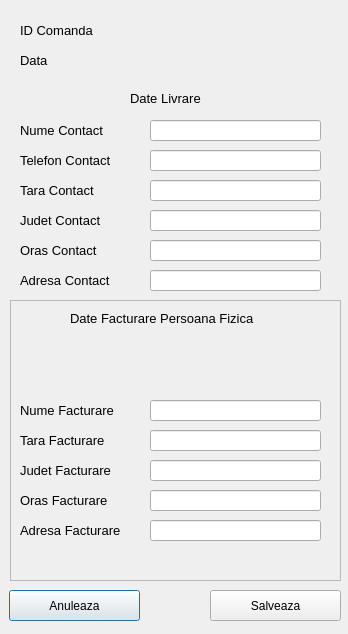
Qt form ordereditform.ui (lorenzo-zurini/ShopMaster) before a commit.
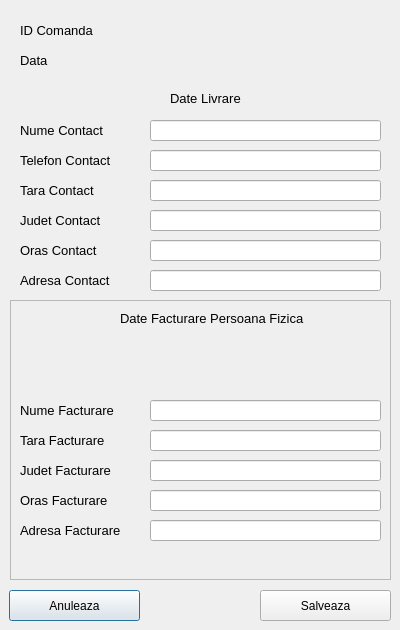
The same form after that commit.

```diff
--- a/ordereditform.ui
+++ b/ordereditform.ui
@@ -6,10 +6,28 @@
    <rect>
     <x>0</x>
     <y>0</y>
-    <width>348</width>
-    <height>634</height>
+    <width>400</width>
+    <height>630</height>
    </rect>
   </property>
+  <property name="sizePolicy">
+   <sizepolicy hsizetype="Preferred" vsizetype="Preferred">
+    <horstretch>0</horstretch>
+    <verstretch>0</verstretch>
+   </sizepolicy>
+  </property>
+  <property name="minimumSize">
+   <size>
+    <width>400</width>
+    <height>630</height>
+   </size>
+  </property>
+  <property name="maximumSize">
+   <size>
+    <width>400</width>
+    <height>630</height>
+   </size>
+  </property>
   <property name="windowTitle">
    <string>Dialog</string>
   </property>
@@ -18,7 +36,7 @@
     <rect>
      <x>150</x>
      <y>120</y>
-     <width>171</width>
+     <width>231</width>
      <height>21</height>
     </rect>
    </property>
@@ -28,7 +46,7 @@
     <rect>
      <x>150</x>
      <y>150</y>
-     <width>171</width>
+     <width>231</width>
      <height>21</height>
     </rect>
    </property>
@@ -38,7 +56,7 @@
     <rect>
      <x>150</x>
      <y>180</y>
-     <width>171</width>
+     <width>231</width>
      <height>21</height>
     </rect>
    </property>
@@ -48,7 +66,7 @@
     <rect>
      <x>150</x>
      <y>210</y>
-     <width>171</width>
+     <width>231</width>
      <height>21</height>
     </rect>
    </property>
@@ -58,7 +76,7 @@
     <rect>
      <x>150</x>
      <y>240</y>
-     <width>171</width>
+     <width>231</width>
      <height>21</height>
     </rect>
    </property>
@@ -68,7 +86,7 @@
     <rect>
      <x>150</x>
      <y>270</y>
-     <width>171</width>
+     <width>231</width>
      <height>21</height>
     </rect>
    </property>
@@ -258,8 +276,8 @@
     <rect>
      <x>10</x>
      <y>300</y>
-     <width>331</width>
-     <height>281</height>
+     <width>381</width>
+     <height>280</height>
     </rect>
    </property>
    <property name="autoFillBackground">
@@ -294,7 +312,7 @@
      <rect>
       <x>140</x>
       <y>40</y>
-      <width>171</width>
+      <width>231</width>
       <height>21</height>
      </rect>
     </property>
@@ -322,7 +340,7 @@
      <rect>
       <x>140</x>
       <y>70</y>
-      <width>171</width>
+      <width>231</width>
       <height>21</height>
      </rect>
     </property>
@@ -350,7 +368,7 @@
      <rect>
       <x>140</x>
       <y>100</y>
-      <width>171</width>
+      <width>231</width>
       <height>21</height>
      </rect>
     </property>
@@ -378,7 +396,7 @@
      <rect>
       <x>140</x>
       <y>130</y>
-      <width>171</width>
+      <width>231</width>
       <height>21</height>
      </rect>
     </property>
@@ -406,7 +424,7 @@
      <rect>
       <x>140</x>
       <y>160</y>
-      <width>171</width>
+      <width>231</width>
       <height>21</height>
      </rect>
     </property>
@@ -434,7 +452,7 @@
      <rect>
       <x>140</x>
       <y>190</y>
-      <width>171</width>
+      <width>231</width>
       <height>21</height>
      </rect>
     </property>
@@ -462,7 +480,7 @@
      <rect>
       <x>140</x>
       <y>220</y>
-      <width>171</width>
+      <width>231</width>
       <height>21</height>
      </rect>
     </property>
@@ -490,7 +508,7 @@
      <rect>
       <x>140</x>
       <y>250</y>
-      <width>171</width>
+      <width>231</width>
       <height>21</height>
      </rect>
     </property>
@@ -498,7 +516,7 @@
    <widget class="QLabel" name="LegalBillingDataLabel">
     <property name="geometry">
      <rect>
-      <x>100</x>
+      <x>130</x>
       <y>10</y>
       <width>131</width>
       <height>20</height>
@@ -530,7 +548,7 @@
   <widget class="QPushButton" name="SaveButton">
    <property name="geometry">
     <rect>
-     <x>210</x>
+     <x>260</x>
      <y>590</y>
      <width>131</width>
      <height>31</height>
@@ -543,7 +561,7 @@
   <widget class="QLabel" name="ContactDataLabel">
    <property name="geometry">
     <rect>
-     <x>130</x>
+     <x>170</x>
      <y>90</y>
      <width>71</width>
      <height>16</height>
@@ -563,8 +581,8 @@
     <rect>
      <x>10</x>
      <y>300</y>
-     <width>331</width>
-     <height>281</height>
+     <width>381</width>
+     <height>280</height>
     </rect>
    </property>
    <property name="autoFillBackground">
@@ -599,7 +617,7 @@
      <rect>
       <x>140</x>
       <y>100</y>
-      <width>171</width>
+      <width>231</width>
       <height>21</height>
      </rect>
     </property>
@@ -627,7 +645,7 @@
      <rect>
       <x>140</x>
       <y>130</y>
-      <width>171</width>
+      <width>231</width>
       <height>21</height>
      </rect>
     </property>
@@ -655,7 +673,7 @@
      <rect>
       <x>140</x>
       <y>160</y>
-      <width>171</width>
+      <width>231</width>
       <height>21</height>
      </rect>
     </property>
@@ -683,7 +701,7 @@
      <rect>
       <x>140</x>
       <y>190</y>
-      <width>171</width>
+      <width>231</width>
       <height>21</height>
      </rect>
     </property>
@@ -711,7 +729,7 @@
      <rect>
       <x>140</x>
       <y>220</y>
-      <width>171</width>
+      <width>231</width>
       <height>21</height>
      </rect>
     </property>
@@ -719,7 +737,7 @@
    <widget class="QLabel" name="BillingDataLabel">
     <property name="geometry">
      <rect>
-      <x>60</x>
+      <x>110</x>
       <y>10</y>
       <width>191</width>
       <height>16</height>
```
Left out of the diff: 4 changed lines with no effect on the pictures.
